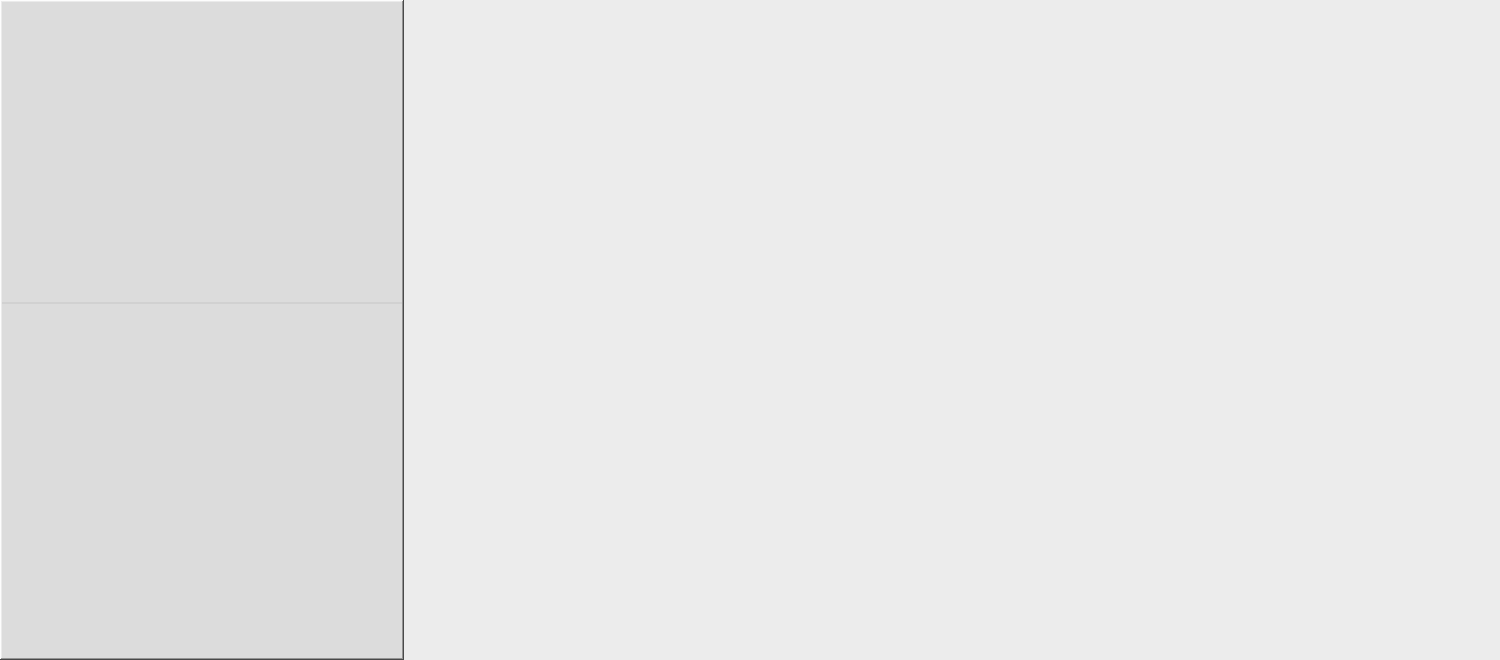
Old version of the form Project/src/imaging/ImagingSW/mainwindow.ui in the repository AndaCondaa/Dental_Imaging_SW_System.
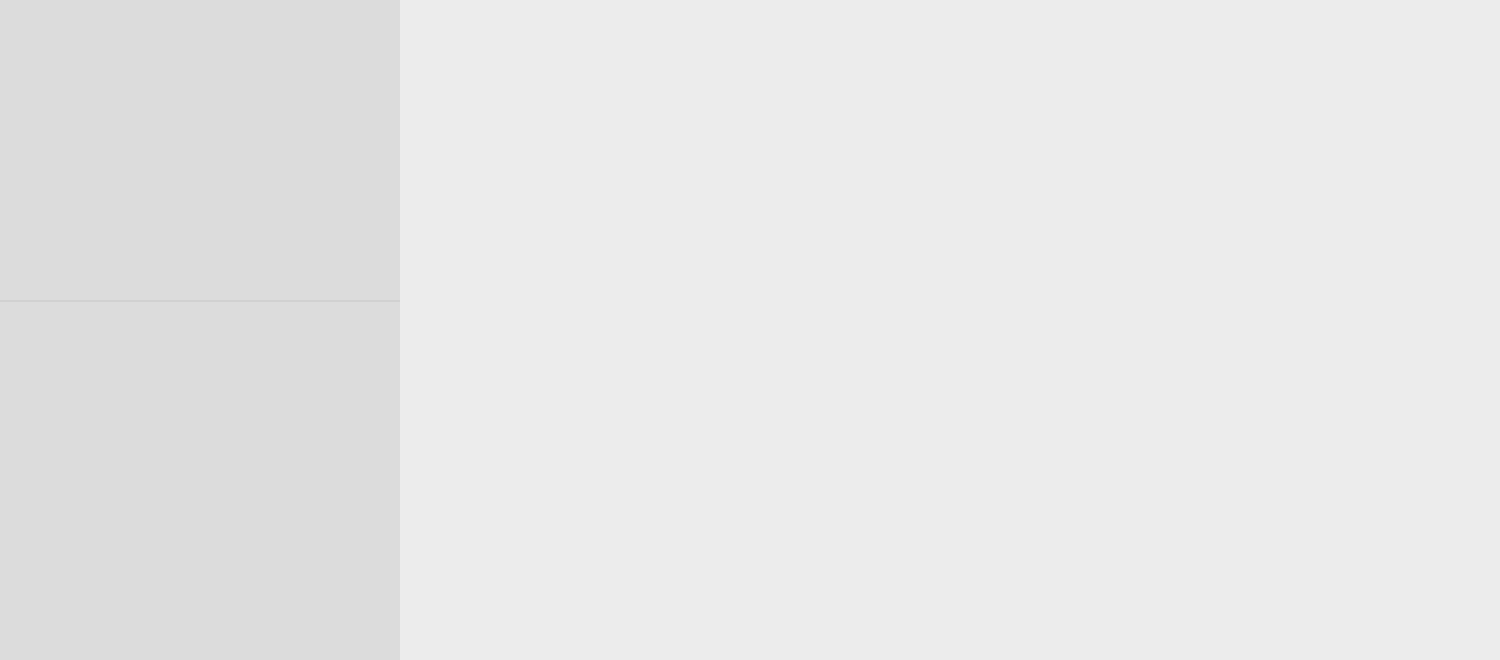
New version of the form.

What changed in the file:
```diff
--- a/Project/src/imaging/ImagingSW/mainwindow.ui
+++ b/Project/src/imaging/ImagingSW/mainwindow.ui
@@ -57,7 +57,7 @@
        <string notr="true"/>
       </property>
       <property name="frameShape">
-       <enum>QFrame::WinPanel</enum>
+       <enum>QFrame::NoFrame</enum>
       </property>
       <property name="frameShadow">
        <enum>QFrame::Raised</enum>
```
